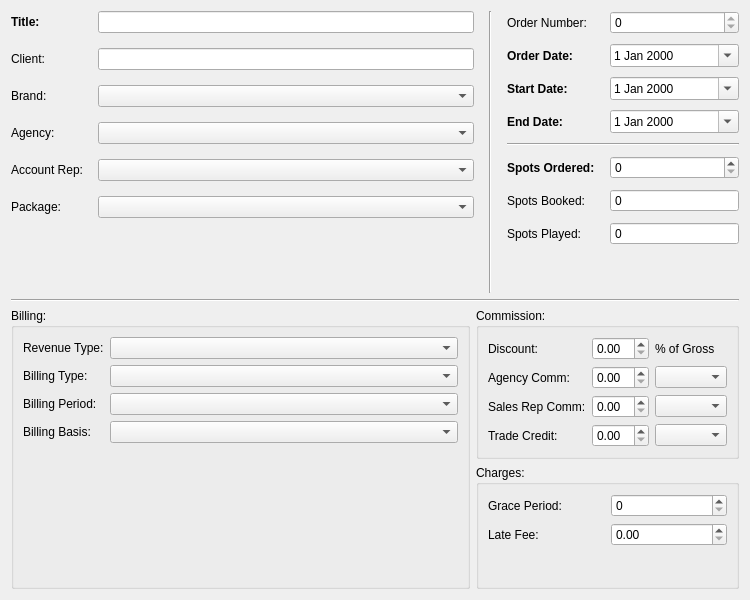
This is rave/Traffik/orderform.ui in pgathogo/raven as Qt 5 draws it before an edit. The edited form follows.
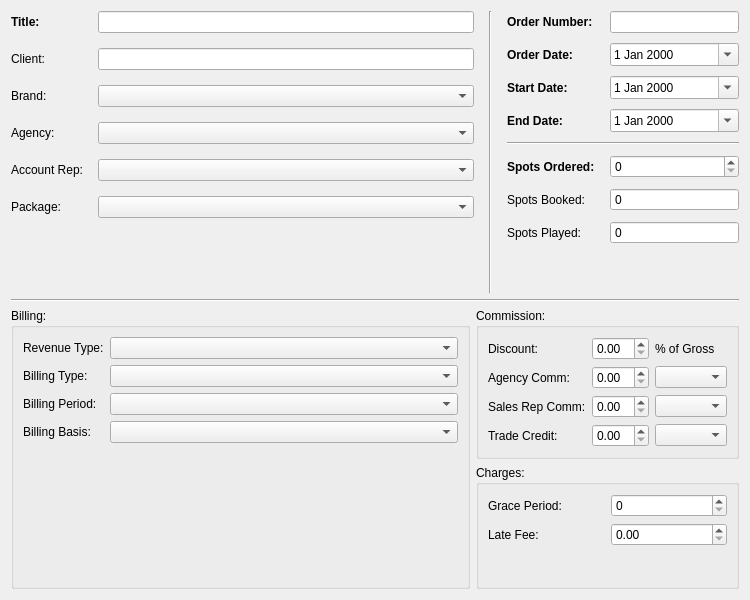
This is the edited form.

```diff
--- a/rave/Traffik/orderform.ui
+++ b/rave/Traffik/orderform.ui
@@ -196,16 +196,6 @@
          </property>
         </widget>
        </item>
-       <item row="0" column="1">
-        <widget class="QSpinBox" name="sbOrderNumber">
-         <property name="readOnly">
-          <bool>true</bool>
-         </property>
-         <property name="maximum">
-          <number>99999999</number>
-         </property>
-        </widget>
-       </item>
        <item row="6" column="1">
         <widget class="QSpinBox" name="sbSBooked">
          <property name="readOnly">
@@ -259,6 +249,11 @@
        </item>
        <item row="0" column="0">
         <widget class="QLabel" name="label_2">
+         <property name="font">
+          <font>
+           <bold>true</bold>
+          </font>
+         </property>
          <property name="text">
           <string>Order Number:</string>
          </property>
@@ -298,6 +293,9 @@
          </property>
         </spacer>
        </item>
+       <item row="0" column="1">
+        <widget class="QLineEdit" name="edtOrderNumber"/>
+       </item>
       </layout>
      </item>
     </layout>
```
